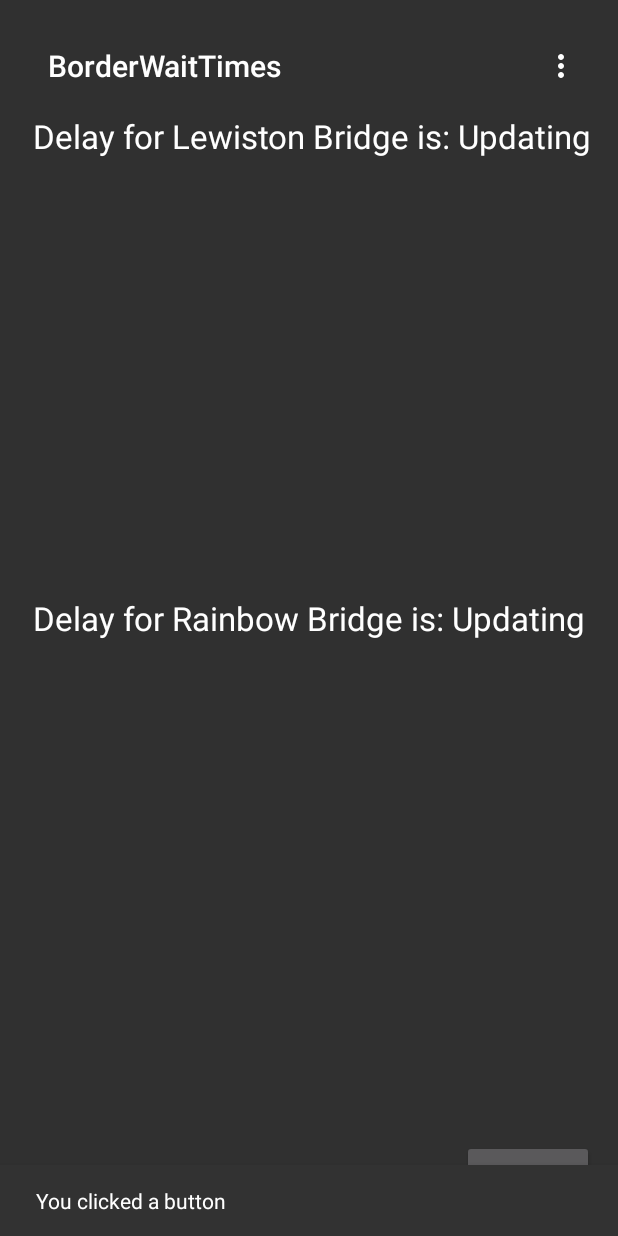
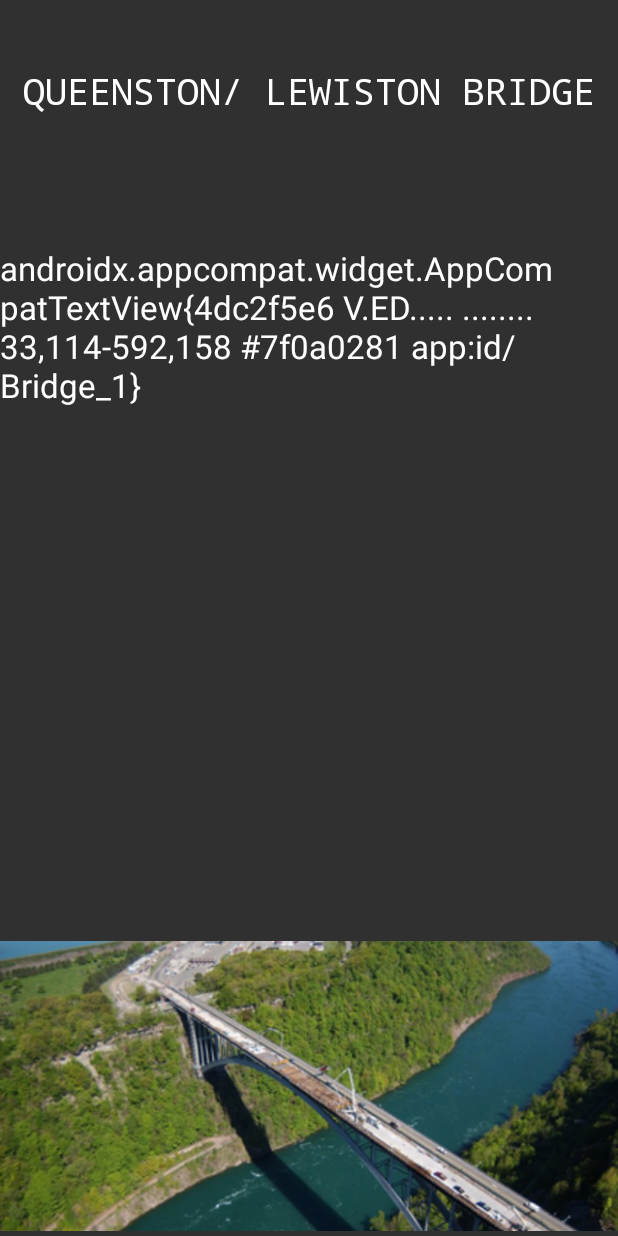
Before and after one commit to S-Kantor/OntarioBorderWaitTimes, an Android app: the screen it shows after launch (MainActivity before the commit, QueenstonActivity after it), in the options menu, after a tap on "Queenston Lewiston", on a phone screen of 412 x 824 dp. Run offline under Robolectric (Android 15) with nearby library versions, the phone set to English and light mode, and no system bars.

Commit message:
Launched QueenstonActivity and passed delay for qlbridge as string in the intent extras.

```diff
--- a/BorderWaitTimes/app/src/main/java/com/kantor/sam/borderwaittimes/MainActivity.java
+++ b/BorderWaitTimes/app/src/main/java/com/kantor/sam/borderwaittimes/MainActivity.java
@@ -1,6 +1,7 @@
 package com.kantor.sam.borderwaittimes;
 
 import android.content.Context;
+import android.content.Intent;
 import android.content.SharedPreferences;
 import android.os.AsyncTask;
 import android.os.Bundle;
@@ -56,6 +57,9 @@ public class MainActivity extends AppCompatActivity {
         snackbar.show();
         switch (item.getItemId()) {
             case R.id.queenstonBridgepop:
+                Intent intent = new Intent(this, QueenstonActivity.class);
+                intent.putExtra("Bridge_Time", getBridge1());
+                startActivity(intent);
                 snackbar.show();
                 return true;
 
```
